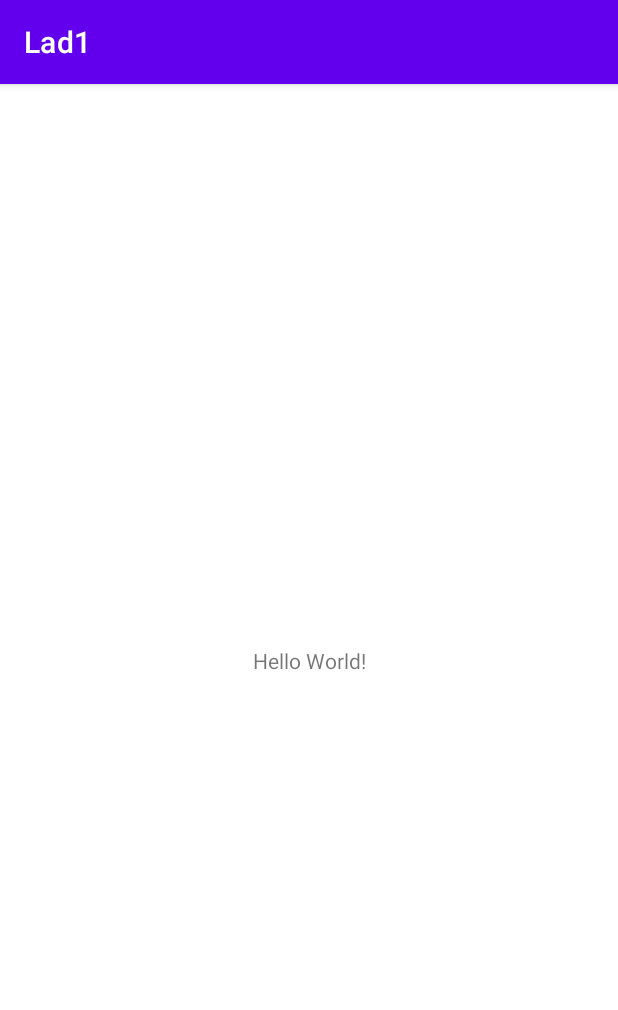
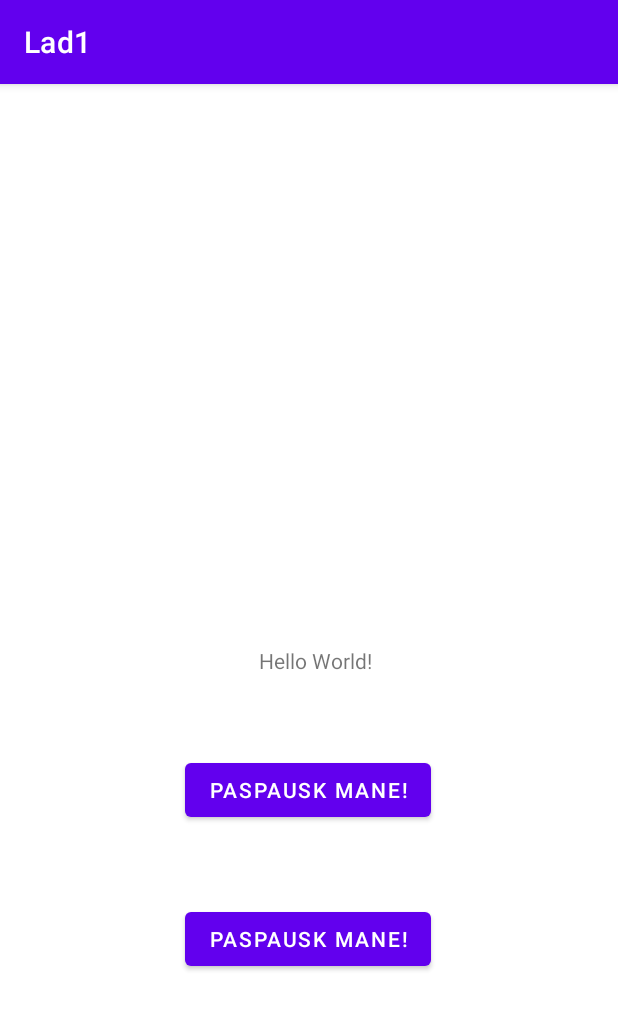
Before and after one commit to KristinaLasaite/Lad1, an Android app: the screen it shows after launch (MainActivity), on a phone screen of 412 x 824 dp. Shown: the top 1010 px of the screen. Run offline under Robolectric (Android 15) with nearby library versions, the phone set to English and light mode, and no system bars.

Commit message:
initial 2

```diff
--- a/app/src/main/java/com/example/lad1/MainActivity.java
+++ b/app/src/main/java/com/example/lad1/MainActivity.java
@@ -2,7 +2,10 @@ package com.example.lad1;
 
 import androidx.appcompat.app.AppCompatActivity;
 
+import android.graphics.Color;
 import android.os.Bundle;
+import android.view.View;
+import android.widget.TextView;
 
 public class MainActivity extends AppCompatActivity {
 
@@ -11,4 +14,16 @@ public class MainActivity extends AppCompatActivity {
         super.onCreate(savedInstanceState);
         setContentView(R.layout.activity_main);
     }
+    public void onMygtukas(View view) {
+        TextView tvMain = (TextView)findViewById(R.id.tvMain);
+        tvMain.setText("Hello");
+        TextView tvMain1 = (TextView)findViewById(R.id.tvMain1);
+        tvMain1.setText("WORLD");
+    }
+    public void onBtnMainColor(View view) {
+        TextView tvMain = (TextView) findViewById(R.id.tvMain);
+        tvMain.setTextColor(Color.parseColor("#FF3700B3"));
+        TextView tvMain1 = (TextView) findViewById(R.id.tvMain1);
+        tvMain1.setTextColor(Color.parseColor("#FF018786"));
+    }
 }
--- a/app/src/main/res/layout/activity_main.xml
+++ b/app/src/main/res/layout/activity_main.xml
@@ -7,12 +7,42 @@
     tools:context=".MainActivity">
 
     <TextView
+        android:id="@+id/NewProject"
         android:layout_width="wrap_content"
         android:layout_height="wrap_content"
+        android:layout_marginEnd="164dp"
         android:text="Hello World!"
         app:layout_constraintBottom_toBottomOf="parent"
+        app:layout_constraintEnd_toEndOf="parent"
         app:layout_constraintLeft_toLeftOf="parent"
         app:layout_constraintRight_toRightOf="parent"
         app:layout_constraintTop_toTopOf="parent" />
 
+    <Button
+        android:id="@+id/tvMain"
+        android:layout_width="wrap_content"
+        android:layout_height="wrap_content"
+        android:layout_marginTop="152dp"
+        android:onClick="onMygtukas"
+        android:text="Paspausk mane!"
+        app:layout_constraintBottom_toBottomOf="parent"
+        app:layout_constraintEnd_toEndOf="parent"
+        app:layout_constraintHorizontal_bias="0.497"
+        app:layout_constraintStart_toStartOf="parent"
+        app:layout_constraintTop_toBottomOf="@+id/NewProject"
+        app:layout_constraintVertical_bias="0.0" />
+
+    <Button
+        android:id="@+id/tvMain1"
+        android:layout_width="wrap_content"
+        android:layout_height="wrap_content"
+        android:onClick="onBtnMainColor"
+        android:text="Paspausk mane!"
+        app:layout_constraintBottom_toBottomOf="@+id/tvMain"
+        app:layout_constraintEnd_toEndOf="parent"
+        app:layout_constraintHorizontal_bias="0.498"
+        app:layout_constraintStart_toStartOf="parent"
+        app:layout_constraintTop_toTopOf="parent"
+        app:layout_constraintVertical_bias="0.818" />
+
 </androidx.constraintlayout.widget.ConstraintLayout>
```
